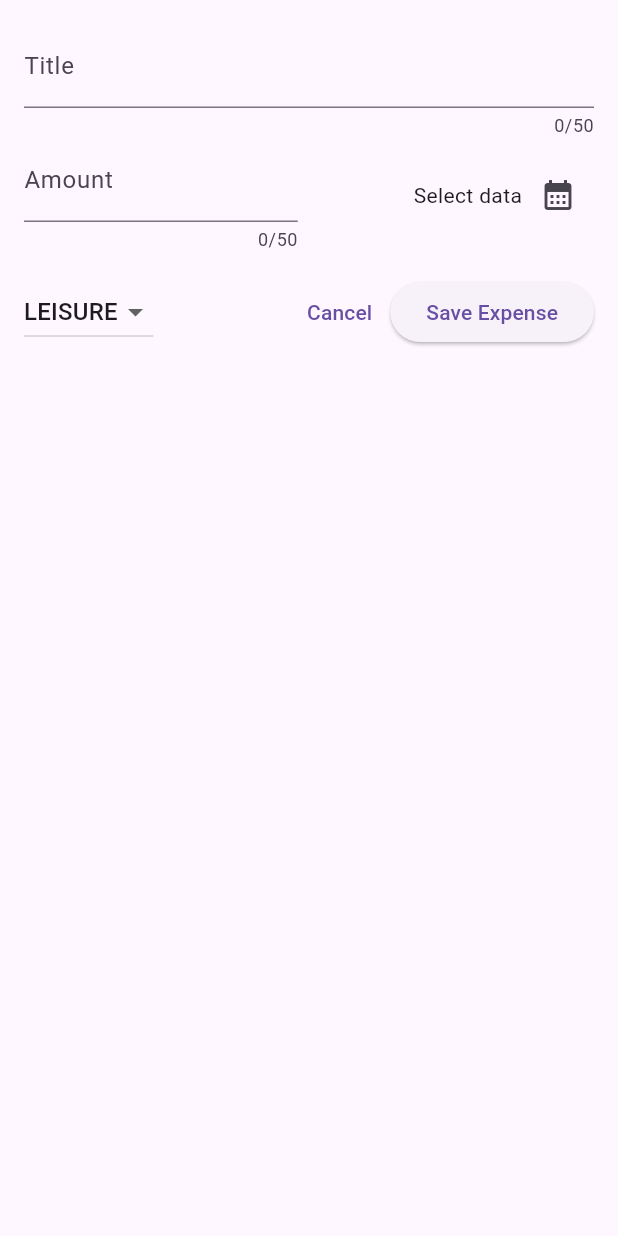
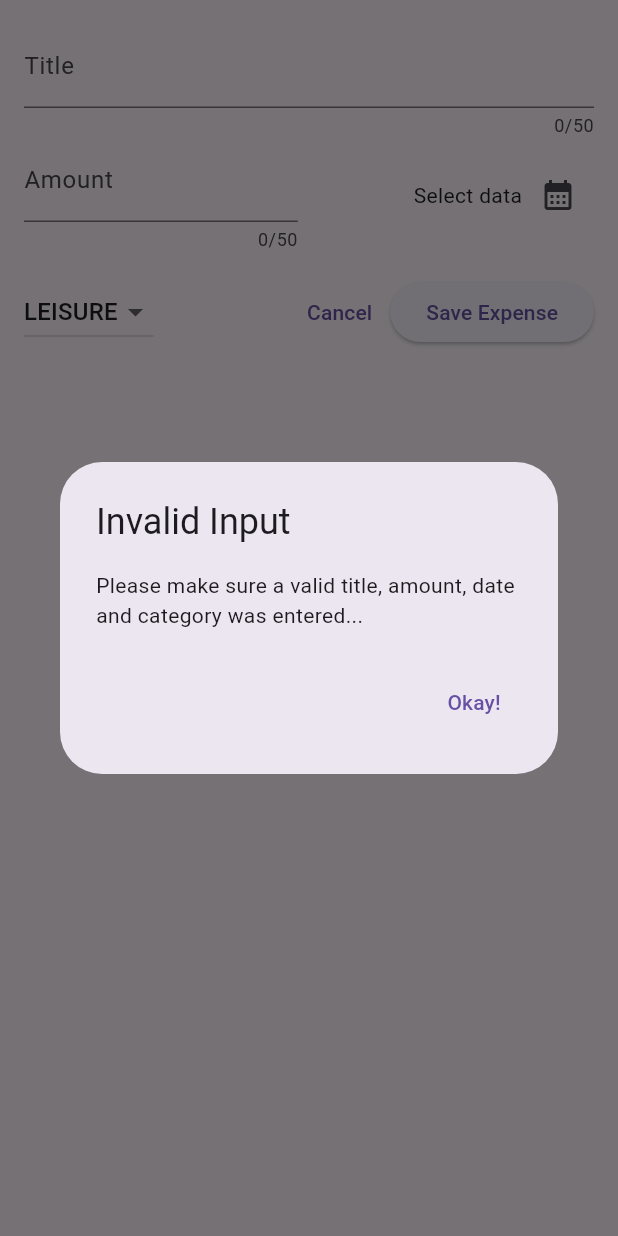
Before and after one commit to KaioPlandel/expense_tracker_app, a Flutter app: the NewExpense widget shown alone on an empty page, opened directly, after a tap on "Save Expense", on a phone screen of 412 x 824 dp. Run offline on Flutter 3.47's test engine with Material 2 defaults, Android fonts, the phone set to English and light mode, and no system bars.

Commit message:
feat: validate fields and show dialog

```diff
--- a/lib/widgets/new_expense.dart
+++ b/lib/widgets/new_expense.dart
@@ -32,6 +32,32 @@ class _NewExpenseState extends State<NewExpense> {
     setState(() {
       _selectedDate = pickedDate;
     });
+  }
+
+  void _submitExpenseData() {
+    final enteredAmount = double.tryParse(_amountController.text);
+    final isAmountInvalid = enteredAmount == null || enteredAmount <= 0;
+    if (_titleController.text.trim().isEmpty ||
+        isAmountInvalid ||
+        _selectedDate == null) {
+      showDialog(
+        context: context,
+        builder: (ctx) => AlertDialog(
+          title: const Text("Invalid Input"),
+          content: const Text(
+              "Please make sure a valid title, amount, date and category was entered..."),
+          actions: [
+            TextButton(
+              onPressed: () {
+                Navigator.pop(ctx);
+              },
+              child: const Text("Okay!"),
+            )
+          ],
+        ),
+      );
+    }
+    return;
   }
 
   @override
@@ -113,7 +139,7 @@ class _NewExpenseState extends State<NewExpense> {
                   },
                   child: Text("Cancel")),
               ElevatedButton(
-                onPressed: () {},
+                onPressed: _submitExpenseData,
                 child: Text("Save Expense"),
               )
             ],
```
